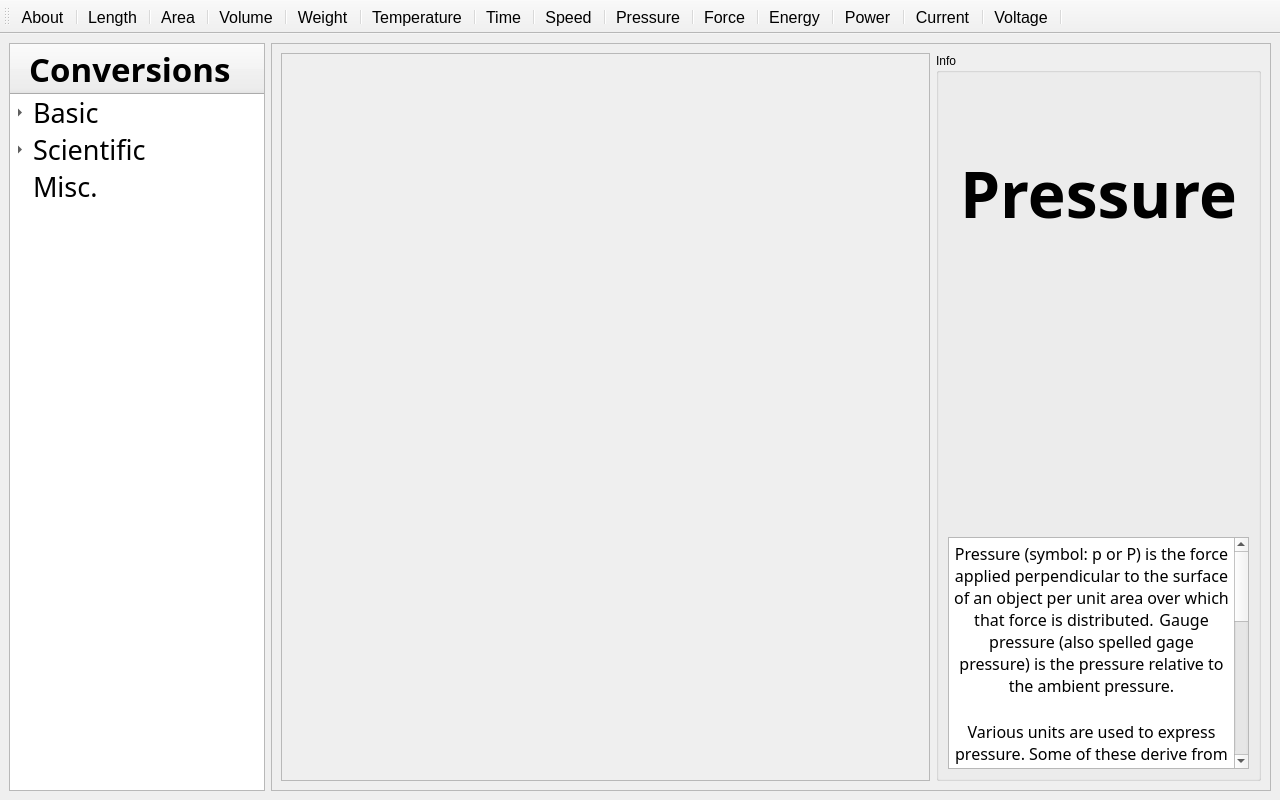
Old version of the form mainwindow.ui in the repository 30vam/cute-converter.
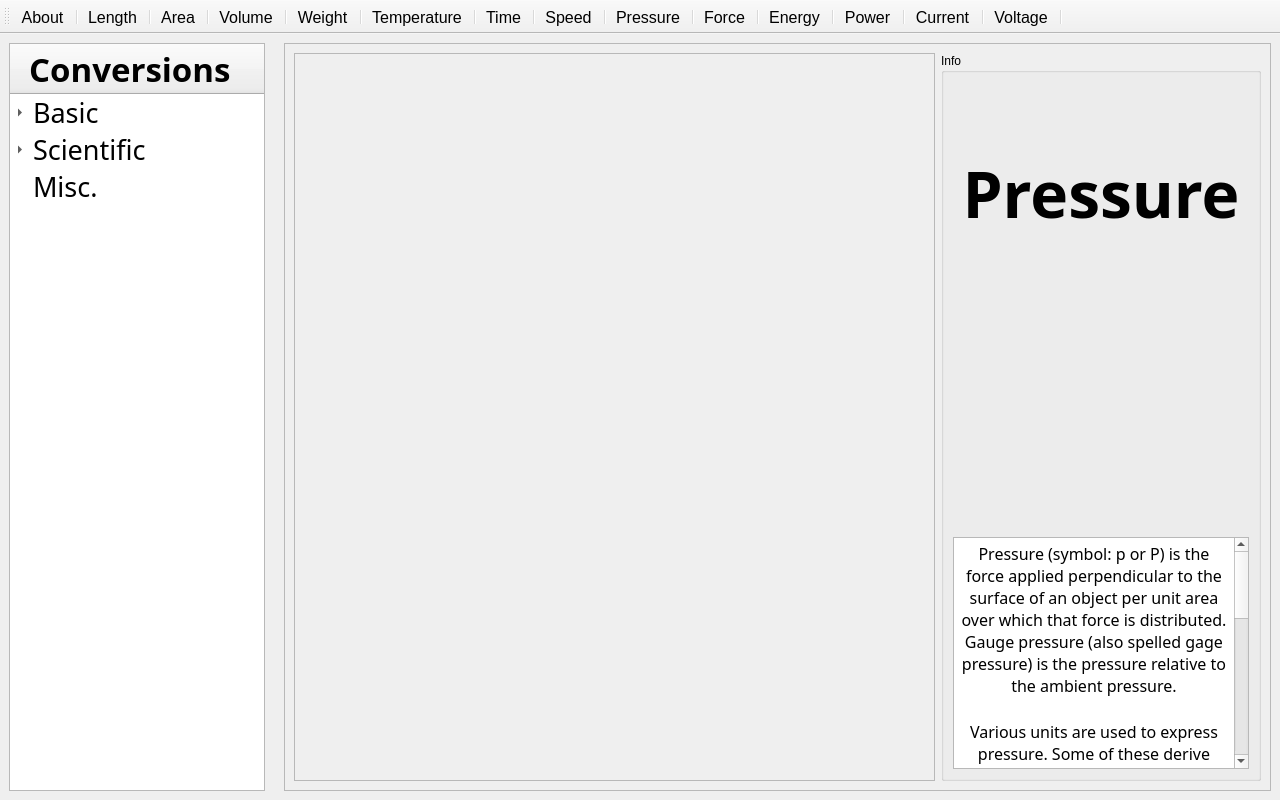
New version of the form. Icons and pictures are not drawn.

```diff
--- a/mainwindow.ui
+++ b/mainwindow.ui
@@ -327,6 +327,13 @@
       </item>
      </widget>
     </item>
+    <item>
+     <widget class="QLabel" name="background">
+      <property name="text">
+       <string/>
+      </property>
+     </widget>
+    </item>
     <item>
      <widget class="QStackedWidget" name="conversionStackedWidget">
       <property name="sizePolicy">
@@ -2094,7 +2101,7 @@
             <rect>
              <x>0</x>
              <y>0</y>
-             <width>647</width>
+             <width>639</width>
              <height>639</height>
             </rect>
            </property>
```
